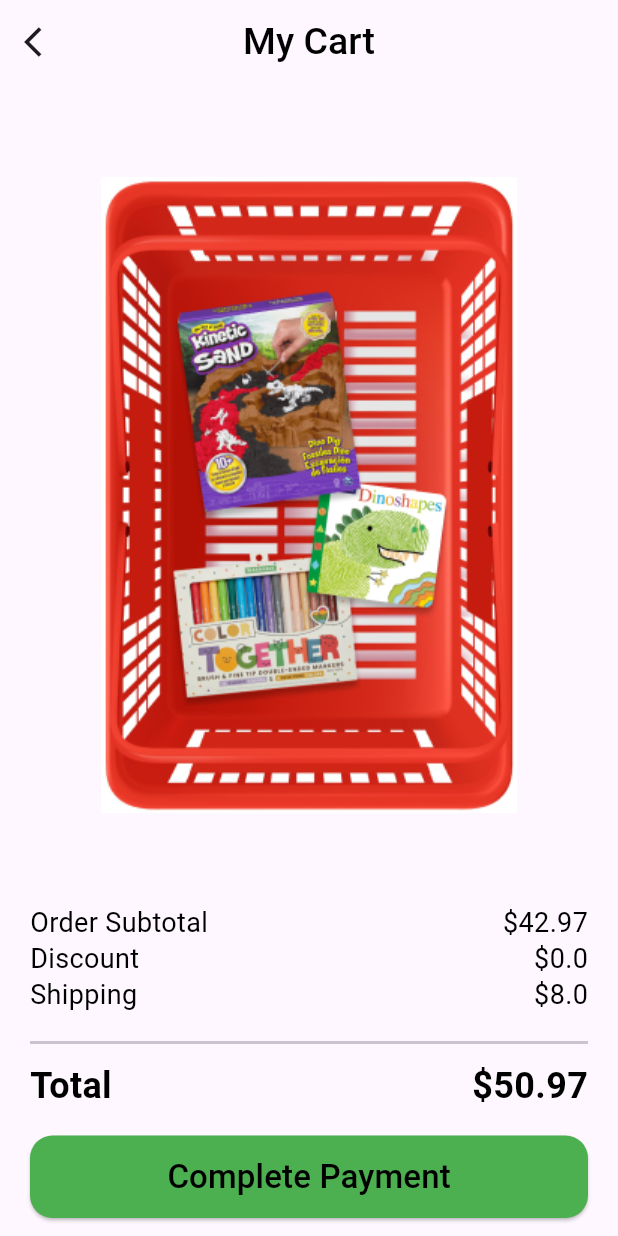
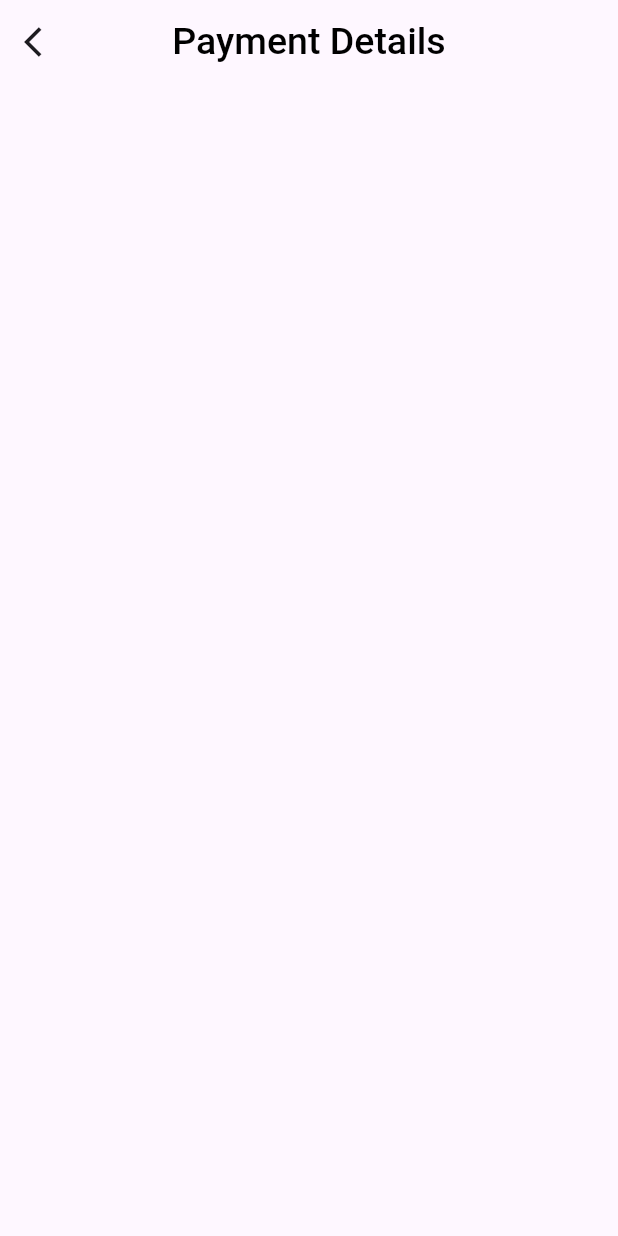
Before and after one commit to AbdoAlHady/Payment, a Flutter app: the screen it shows after launch, after a tap on "Complete Payment", on a phone screen of 412 x 824 dp. Run offline on Flutter 3.47's test engine with Material 3 defaults, Android fonts, the phone set to English and light mode, and no system bars.

Commit message:
- create custom app bar - added payment details screen

```diff
--- a/lib/features/checkout/presentation/views/my_cart_view.dart
+++ b/lib/features/checkout/presentation/views/my_cart_view.dart
@@ -1,8 +1,9 @@
 import 'package:flutter/material.dart';
+import 'package:payment_app/features/checkout/presentation/views/payment_details_view.dart';
+import 'package:payment_app/features/checkout/presentation/widgets/custom_app_bar.dart';
 import 'package:payment_app/features/checkout/presentation/widgets/custom_button.dart';
 import 'package:payment_app/features/checkout/presentation/widgets/total_price.dart';
 
-import '../../../../core/theme/app_text_styles.dart';
 import '../widgets/order_info_item.dart';
 
 class MyCartView extends StatelessWidget {
@@ -11,20 +12,7 @@ class MyCartView extends StatelessWidget {
   @override
   Widget build(BuildContext context) {
     return Scaffold(
-      appBar: AppBar(
-        title: const Text(
-          'My Cart',
-          style: AppTextStyles.font25BlackW500,
-        ),
-        centerTitle: true,
-        surfaceTintColor: Colors.transparent,
-        backgroundColor: Colors.transparent,
-        elevation: 0,
-        leading: IconButton(
-          icon: const Icon(Icons.arrow_back_ios),
-          onPressed: () {},
-        ),
-      ),
+      appBar: const CustomAppBar(title: 'My Cart'),
       body: Padding(
         padding: const EdgeInsets.symmetric(horizontal: 20),
         child: Column(
@@ -41,7 +29,12 @@ class MyCartView extends StatelessWidget {
             const Divider(thickness: 2.0, height: 24),
             const TotalPrice(title: 'Total', value: 50.97),
             const SizedBox(height: 16),
-            CustomButton(onPressed: () {}),
+            CustomButton(onPressed: () {
+              Navigator.push(
+                  context,
+                  MaterialPageRoute(
+                      builder: (context) => const PaymentDetailsView()));
+            }),
             const SizedBox(height: 12),
           ],
         ),
--- /dev/null
+++ b/lib/features/checkout/presentation/views/payment_details_view.dart
@@ -0,0 +1,13 @@
+import 'package:flutter/material.dart';
+import 'package:payment_app/features/checkout/presentation/widgets/custom_app_bar.dart';
+
+class PaymentDetailsView extends StatelessWidget {
+  const PaymentDetailsView({super.key});
+
+  @override
+  Widget build(BuildContext context) {
+    return const Scaffold(
+      appBar: CustomAppBar(title: 'Payment Details'),
+    );
+  }
+}
--- /dev/null
+++ b/lib/features/checkout/presentation/widgets/custom_app_bar.dart
@@ -0,0 +1,28 @@
+import 'package:flutter/material.dart';
+import 'package:payment_app/core/theme/app_text_styles.dart';
+
+class CustomAppBar extends StatelessWidget implements PreferredSizeWidget {
+  const CustomAppBar({super.key, required this.title});
+  final String title;
+
+  @override
+  Widget build(BuildContext context) {
+    return AppBar(
+      title: Text(
+        title,
+        style: AppTextStyles.font25BlackW500,
+      ),
+      centerTitle: true,
+      surfaceTintColor: Colors.transparent,
+      backgroundColor: Colors.transparent,
+      elevation: 0,
+      leading: IconButton(
+        icon: const Icon(Icons.arrow_back_ios),
+        onPressed: () {},
+      ),
+    );
+  }
+
+  @override
+  Size get preferredSize => const Size.fromHeight(56.0);
+}
```
